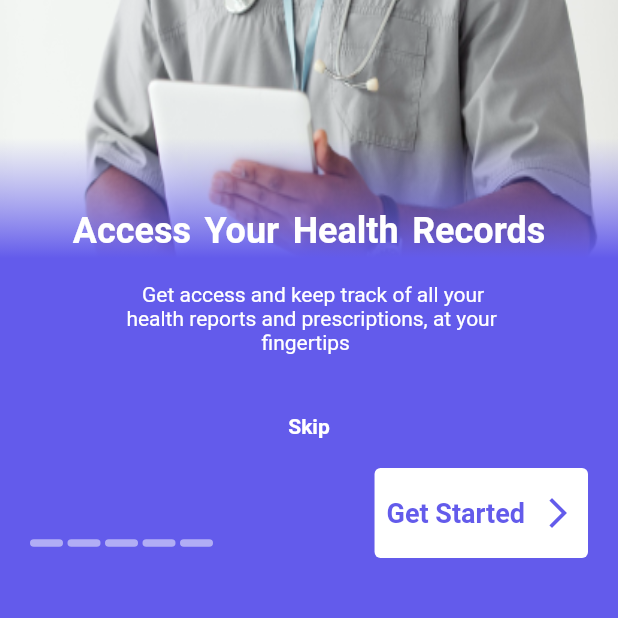
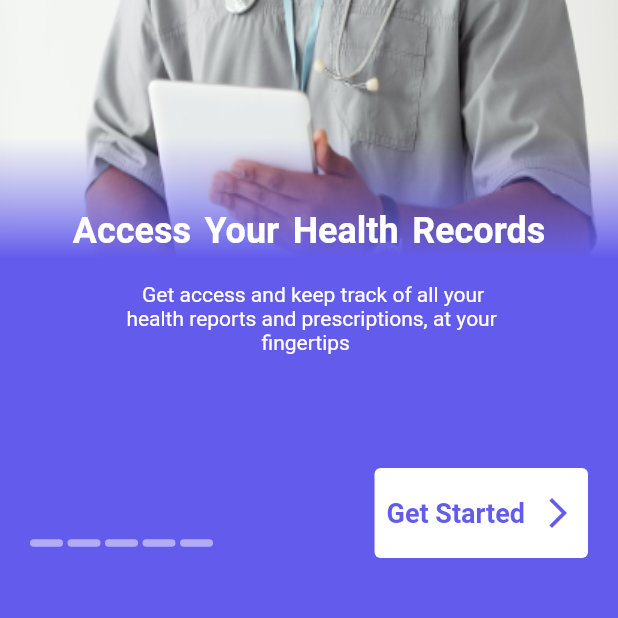
Before and after one commit to Drpearlz/zapp, a Flutter app: the screen it shows after launch, swiped to page 5, on a phone screen of 412 x 824 dp, the part 618-1236 px from its top. Run offline on Flutter 3.47's test engine with Material 2 defaults, Android fonts, the phone set to English and light mode, and no system bars; our stand-ins replace flutter_svg, font_awesome_flutter, gap, persistent_bottom_nav_bar; missing offline and left inert: awesome_icons.

Commit message:
Remove skip button at the last oboarding screen

```diff
--- a/lib/screens/intro/onboarding_screen.dart
+++ b/lib/screens/intro/onboarding_screen.dart
@@ -36,7 +36,7 @@ class _OnboardingScreenState extends State<OnboardingScreen> {
       backgroundImg: 'assets/images/onboarding_4.png',
       onBoardMsgHeading: 'Access to Emergency Services',
       onBoardMsgBody:
-        'Connect easily with thousands of licensed\n\t\t\t\t\t\t\t\thealth professionals in your areas',
+        'Connect easily with thousands of licensed\n\t\t\t\thealth professionals in your areas',
       logoType: 'assets/images/logo_non_trans.png',
     ),
     OnboardingScreenUtil(
@@ -44,6 +44,7 @@ class _OnboardingScreenState extends State<OnboardingScreen> {
       onBoardMsgHeading: 'Access Your Health Records',
       onBoardMsgBody:
         '    Get access and keep track of all your\n health reports and prescriptions, at your\n\t\t\t\t\t\t\t\t\t\t\t\t\t\t\t\t\t\t\t\t\t\t\t\t\t\t fingertips',
+      nextMsg: '',
       buttonText: 'Get Started',
     ),
 
```
